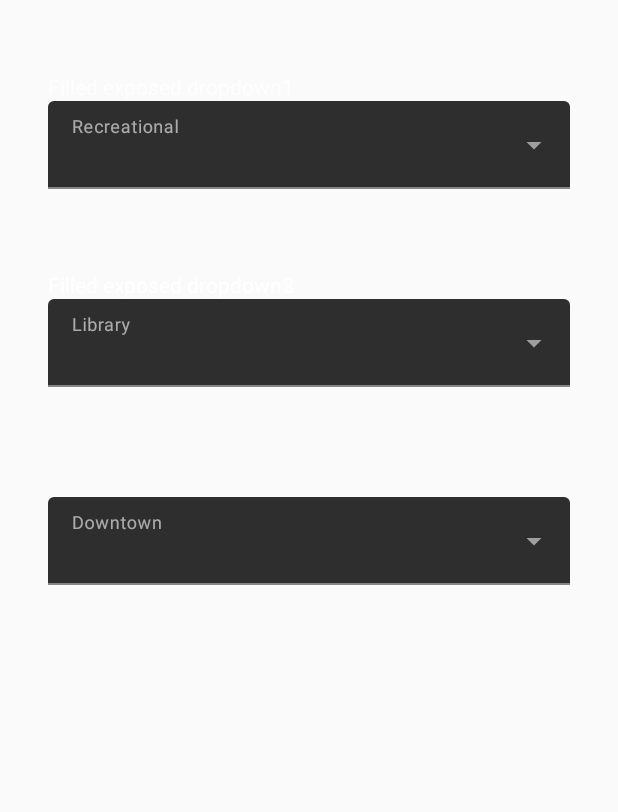
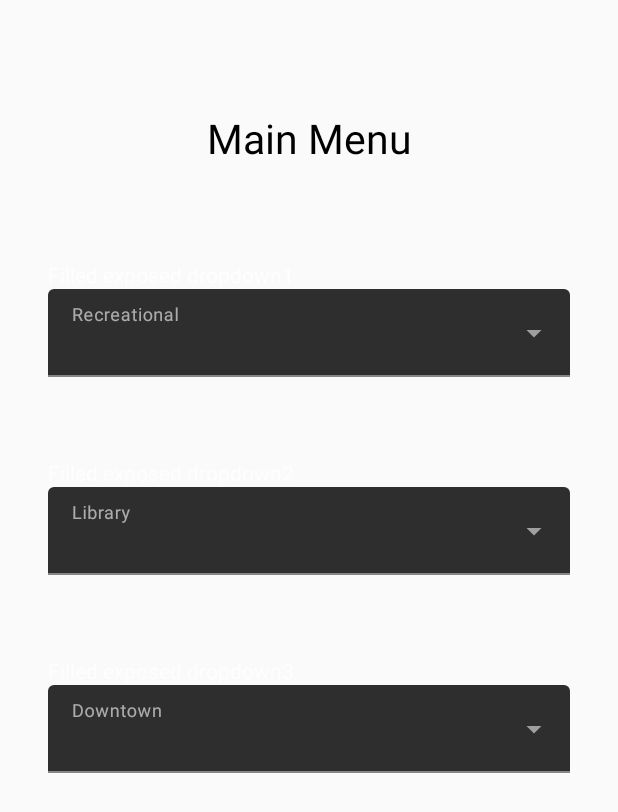
Before and after one commit to yogiduzit/BookARoom, an Android app: the ViewBookings screen opened directly, with no data from a screen before it, on a phone screen of 412 x 824 dp. Shown: the top 812 px of the screen. Run offline under Robolectric (Android 15) with nearby library versions, the phone set to English and light mode, and no system bars.

Commit message:
Added title to dropdown menu and changed contents of the dropdown menu.

```diff
--- a/app/src/main/res/layout/activity_view_bookings.xml
+++ b/app/src/main/res/layout/activity_view_bookings.xml
@@ -11,16 +11,30 @@
     tools:context=".ViewBookings">
 
     <TextView
+        android:id="@+id/mainMenuName"
+        android:layout_width="0dp"
+        android:layout_height="wrap_content"
+        android:layout_marginBottom="5dp"
+        android:gravity="center"
+        android:text="@string/main_menu_name"
+        android:textColor="@color/black"
+        android:textSize="27sp"
+        app:layout_constraintBottom_toTopOf="@+id/filled_exposed_dropdown_desc"
+        app:layout_constraintEnd_toEndOf="parent"
+        app:layout_constraintStart_toStartOf="parent"
+        app:layout_constraintTop_toTopOf="parent" />
+
+    <TextView
         android:id="@+id/filled_exposed_dropdown_desc"
         android:layout_width="0dp"
         android:layout_height="wrap_content"
         android:layout_marginStart="16dp"
-        android:layout_marginTop="32dp"
+        android:layout_marginTop="100dp"
         android:layout_marginEnd="16dp"
         android:text="Filled exposed dropdown1"
         app:layout_constraintEnd_toEndOf="parent"
         app:layout_constraintStart_toStartOf="parent"
-        app:layout_constraintTop_toTopOf="parent" />
+        app:layout_constraintTop_toTopOf="@id/mainMenuName" />
 
     <com.google.android.material.textfield.TextInputLayout
         android:id="@+id/filled_exposed_dropdown_container"
@@ -48,12 +62,11 @@
         android:layout_width="0dp"
         android:layout_height="wrap_content"
         android:layout_marginStart="16dp"
-        android:layout_marginTop="164dp"
         android:layout_marginEnd="16dp"
         android:text="Filled exposed dropdown2"
+        app:layout_constraintBottom_toTopOf="@+id/filled_exposed_dropdown_container2"
         app:layout_constraintEnd_toEndOf="parent"
-        app:layout_constraintStart_toStartOf="parent"
-        app:layout_constraintTop_toTopOf="parent" />
+        app:layout_constraintStart_toStartOf="parent" />
 
     <com.google.android.material.textfield.TextInputLayout
         android:id="@+id/filled_exposed_dropdown_container2"
@@ -82,12 +95,11 @@
         android:layout_width="0dp"
         android:layout_height="wrap_content"
         android:layout_marginStart="16dp"
-        android:layout_marginTop="164dp"
         android:layout_marginEnd="16dp"
         android:text="Filled exposed dropdown3"
+        app:layout_constraintBottom_toTopOf="@+id/filled_exposed_dropdown_container3"
         app:layout_constraintEnd_toEndOf="parent"
-        app:layout_constraintStart_toStartOf="parent"
-        app:layout_constraintTop_toTopOf="parent" />
+        app:layout_constraintStart_toStartOf="parent" />
 
     <com.google.android.material.textfield.TextInputLayout
         android:id="@+id/filled_exposed_dropdown_container3"
--- a/app/src/main/res/values/strings.xml
+++ b/app/src/main/res/values/strings.xml
@@ -10,31 +10,13 @@
         <item>Gym</item>
     </string-array>
     <string-array name="library">
-        <item>130D</item>
-        <item>130E</item>
-        <item>130F</item>
-        <item>130G</item>
-        <item>130H</item>
-        <item>130I</item>
-        <item>137</item>
-        <item>138</item>
-        <item>139</item>
-        <item>140</item>
-        <item>141</item>
-        <item>250A</item>
-        <item>250B</item>
-        <item>250C</item>
+        <item>First Floor</item>
+        <item>Second Floor</item>
     </string-array>
 
     <string-array name="downtown">
-        <item>576</item>
-        <item>582</item>
-        <item>583</item>
-        <item>586</item>
-        <item>587</item>
-        <item>666</item>
-        <item>667</item>
-        <item>668</item>
+        <item>Fifth Floor</item>
+        <item>Sixth Floor</item>
     </string-array>
     <string name="BCIT_logo" translatable="false">Logo of BCIT</string>
     <string name="BCIT_navigation_bar" translatable="false">Navigation bar of BCIT</string>
```
